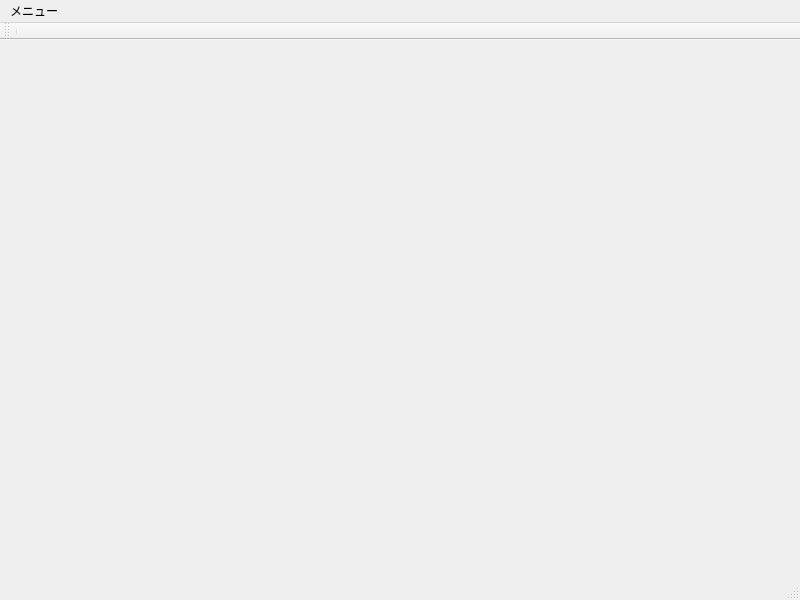
Qt form Sample.ui (S-Yasui/-IT-) before a commit.
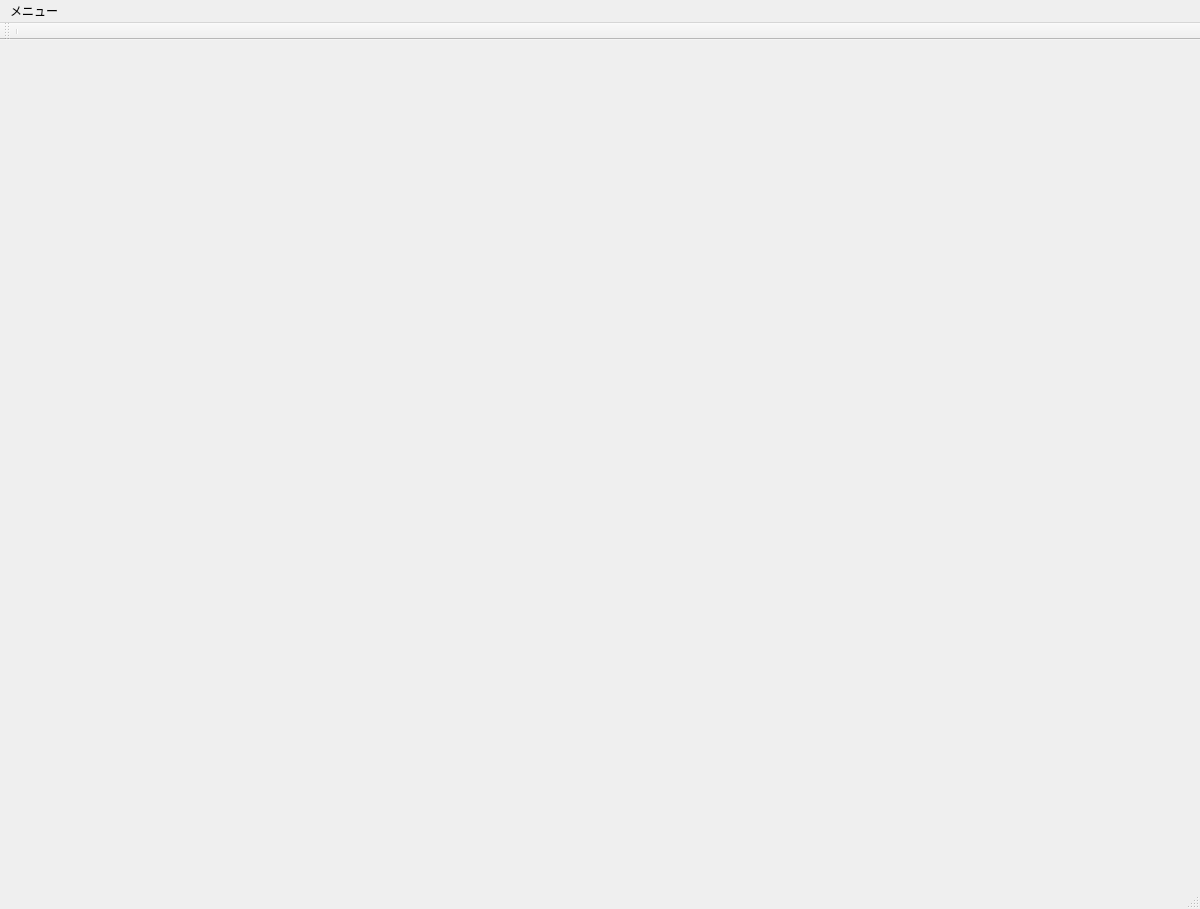
The same form after that commit.

Patch:
```diff
--- a/Sample.ui
+++ b/Sample.ui
@@ -6,8 +6,8 @@
    <rect>
     <x>0</x>
     <y>0</y>
-    <width>800</width>
-    <height>600</height>
+    <width>1200</width>
+    <height>900</height>
    </rect>
   </property>
   <property name="contextMenuPolicy">
@@ -23,7 +23,7 @@
    <set>QMainWindow::AllowTabbedDocks|QMainWindow::AnimatedDocks</set>
   </property>
   <widget class="QWidget" name="centralwidget">
-   <layout class="QHBoxLayout" name="horizontalLayout">
+   <layout class="QVBoxLayout" name="verticalLayout">
     <property name="spacing">
      <number>0</number>
     </property>
@@ -49,8 +49,8 @@
       </property>
       <property name="minimumSize">
        <size>
-        <width>200</width>
-        <height>300</height>
+        <width>1200</width>
+        <height>500</height>
        </size>
       </property>
       <property name="maximumSize">
@@ -70,6 +70,95 @@
       </property>
      </widget>
     </item>
+    <item>
+     <widget class="QWidget" name="widget" native="true">
+      <property name="sizePolicy">
+       <sizepolicy hsizetype="Preferred" vsizetype="Fixed">
+        <horstretch>0</horstretch>
+        <verstretch>0</verstretch>
+       </sizepolicy>
+      </property>
+      <property name="minimumSize">
+       <size>
+        <width>0</width>
+        <height>0</height>
+       </size>
+      </property>
+      <property name="sizeIncrement">
+       <size>
+        <width>0</width>
+        <height>0</height>
+       </size>
+      </property>
+      <property name="baseSize">
+       <size>
+        <width>0</width>
+        <height>0</height>
+       </size>
+      </property>
+      <layout class="QHBoxLayout" name="horizontalLayout">
+       <property name="spacing">
+        <number>0</number>
+       </property>
+       <property name="leftMargin">
+        <number>0</number>
+       </property>
+       <property name="topMargin">
+        <number>0</number>
+       </property>
+       <property name="rightMargin">
+        <number>0</number>
+       </property>
+       <property name="bottomMargin">
+        <number>0</number>
+       </property>
+       <item>
+        <widget class="QLabel" name="img_satellite">
+         <property name="sizePolicy">
+          <sizepolicy hsizetype="Expanding" vsizetype="Expanding">
+           <horstretch>0</horstretch>
+           <verstretch>0</verstretch>
+          </sizepolicy>
+         </property>
+         <property name="minimumSize">
+          <size>
+           <width>600</width>
+           <height>347</height>
+          </size>
+         </property>
+         <property name="text">
+          <string/>
+         </property>
+         <property name="alignment">
+          <set>Qt::AlignCenter</set>
+         </property>
+        </widget>
+       </item>
+       <item>
+        <widget class="QLabel" name="img_telework">
+         <property name="sizePolicy">
+          <sizepolicy hsizetype="Expanding" vsizetype="Expanding">
+           <horstretch>0</horstretch>
+           <verstretch>0</verstretch>
+          </sizepolicy>
+         </property>
+         <property name="minimumSize">
+          <size>
+           <width>600</width>
+           <height>347</height>
+          </size>
+         </property>
+         <property name="text">
+          <string/>
+         </property>
+         <property name="alignment">
+          <set>Qt::AlignCenter</set>
+         </property>
+        </widget>
+       </item>
+      </layout>
+     </widget>
+    </item>
    </layout>
   </widget>
   <widget class="QStatusBar" name="statusbar">
@@ -85,7 +174,7 @@
     <rect>
      <x>0</x>
      <y>0</y>
-     <width>800</width>
+     <width>1200</width>
      <height>21</height>
     </rect>
    </property>
```
Left out of the diff: 5 changed lines with no effect on the pictures.
